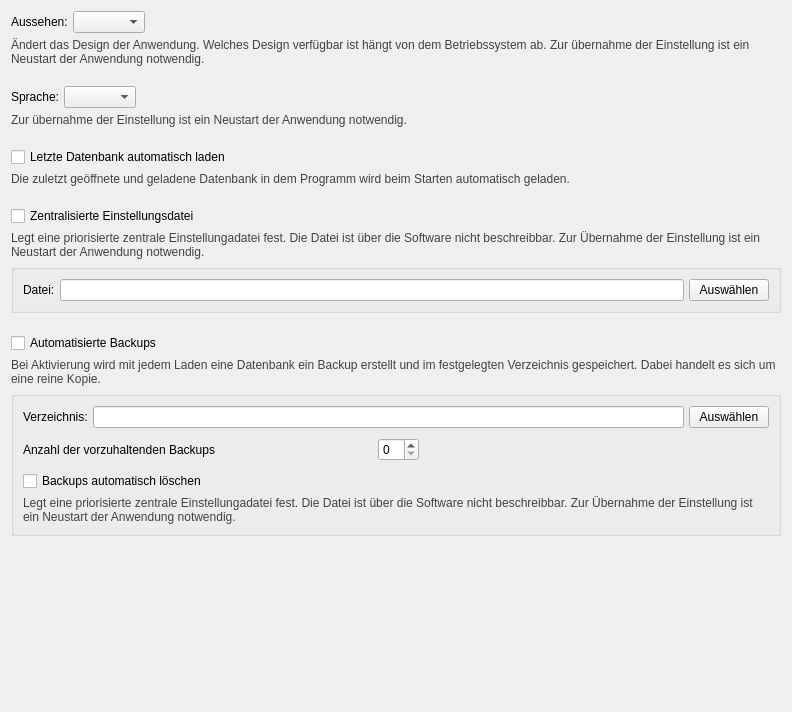
Christian-Kr/QualificationMatrix, file ui/qmgeneralsettingswidget.ui: the form before one commit.
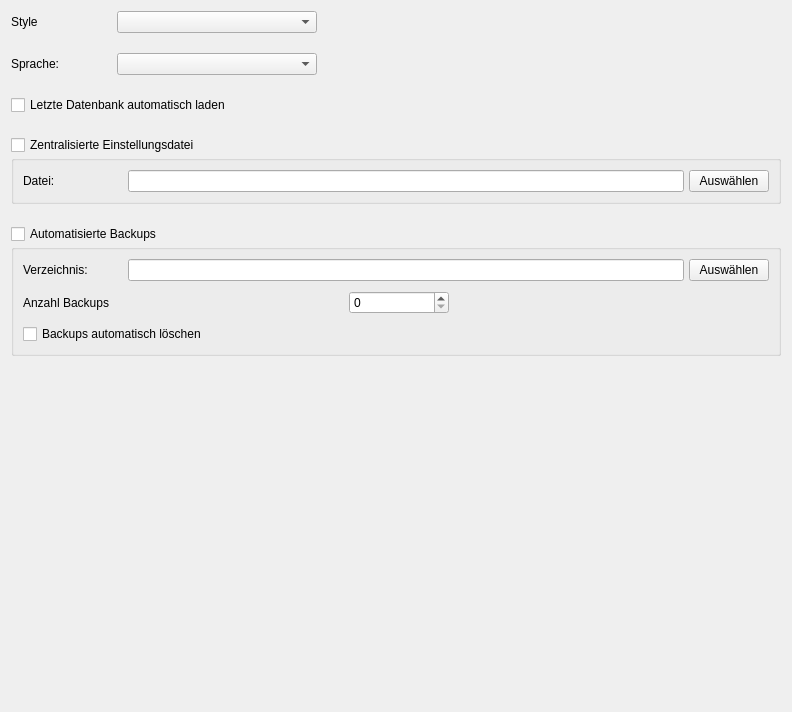
The form after the commit.

Commit message: Update settings widget formats

What changed in the file:
```diff
--- a/ui/qmgeneralsettingswidget.ui
+++ b/ui/qmgeneralsettingswidget.ui
@@ -14,247 +14,23 @@
    <string>Form</string>
   </property>
   <layout class="QGridLayout" name="gridLayout_2">
+   <property name="horizontalSpacing">
+    <number>-1</number>
+   </property>
    <property name="verticalSpacing">
     <number>20</number>
    </property>
-   <item row="0" column="0">
-    <layout class="QVBoxLayout" name="verticalLayout">
-     <property name="spacing">
-      <number>5</number>
+   <item row="4" column="0" colspan="2">
+    <widget class="QCheckBox" name="cbLoadLastDatabase">
+     <property name="text">
+      <string>Letzte Datenbank automatisch laden</string>
      </property>
-     <item>
-      <layout class="QHBoxLayout" name="horizontalLayout_15">
-       <property name="spacing">
-        <number>5</number>
-       </property>
-       <item>
-        <widget class="QLabel" name="label_13">
-         <property name="sizePolicy">
-          <sizepolicy hsizetype="Preferred" vsizetype="Preferred">
-           <horstretch>0</horstretch>
-           <verstretch>0</verstretch>
-          </sizepolicy>
-         </property>
-         <property name="minimumSize">
-          <size>
-           <width>0</width>
-           <height>0</height>
-          </size>
-         </property>
-         <property name="text">
-          <string>Aussehen:</string>
-         </property>
-        </widget>
-       </item>
-       <item>
-        <widget class="QComboBox" name="cbStyle"/>
-       </item>
-       <item>
-        <spacer name="horizontalSpacer_3">
-         <property name="orientation">
-          <enum>Qt::Horizontal</enum>
-         </property>
-         <property name="sizeHint" stdset="0">
-          <size>
-           <width>40</width>
-           <height>20</height>
-          </size>
-         </property>
-        </spacer>
-       </item>
-      </layout>
-     </item>
-     <item>
-      <widget class="QLabel" name="label">
-       <property name="font">
-        <font>
-         <pointsize>9</pointsize>
-        </font>
-       </property>
-       <property name="text">
-        <string>&lt;html&gt;&lt;head/&gt;&lt;body&gt;&lt;p&gt;&lt;span style=&quot; color:#424242;&quot;&gt;Ändert das Design der Anwendung. Welches Design verfügbar ist hängt von dem Betriebssystem ab. Zur übernahme der Einstellung ist ein Neustart der Anwendung notwendig.&lt;/span&gt;&lt;/p&gt;&lt;/body&gt;&lt;/html&gt;</string>
-       </property>
-       <property name="wordWrap">
-        <bool>true</bool>
-       </property>
-      </widget>
-     </item>
-    </layout>
+    </widget>
    </item>
-   <item row="1" column="0">
-    <layout class="QVBoxLayout" name="verticalLayout_3">
-     <property name="spacing">
-      <number>5</number>
-     </property>
-     <item>
-      <layout class="QHBoxLayout" name="horizontalLayout_14">
-       <property name="spacing">
-        <number>5</number>
-       </property>
-       <item>
-        <widget class="QLabel" name="label_12">
-         <property name="sizePolicy">
-          <sizepolicy hsizetype="Preferred" vsizetype="Preferred">
-           <horstretch>0</horstretch>
-           <verstretch>0</verstretch>
-          </sizepolicy>
-         </property>
-         <property name="minimumSize">
-          <size>
-           <width>0</width>
-           <height>0</height>
-          </size>
-         </property>
-         <property name="text">
-          <string>Sprache:</string>
-         </property>
-        </widget>
-       </item>
-       <item>
-        <widget class="QComboBox" name="cbLanguage"/>
-       </item>
-       <item>
-        <spacer name="horizontalSpacer">
-         <property name="orientation">
-          <enum>Qt::Horizontal</enum>
-         </property>
-         <property name="sizeHint" stdset="0">
-          <size>
-           <width>40</width>
-           <height>20</height>
-          </size>
-         </property>
-        </spacer>
-       </item>
-      </layout>
-     </item>
-     <item>
-      <widget class="QLabel" name="label_6">
-       <property name="font">
-        <font>
-         <pointsize>9</pointsize>
-        </font>
-       </property>
-       <property name="text">
-        <string>&lt;html&gt;&lt;head/&gt;&lt;body&gt;&lt;p&gt;&lt;span style=&quot; color:#424242;&quot;&gt;Zur übernahme der Einstellung ist ein Neustart der Anwendung notwendig.&lt;/span&gt;&lt;/p&gt;&lt;/body&gt;&lt;/html&gt;</string>
-       </property>
-       <property name="wordWrap">
-        <bool>true</bool>
-       </property>
-      </widget>
-     </item>
-    </layout>
-   </item>
-   <item row="2" column="0">
-    <layout class="QVBoxLayout" name="verticalLayout_2">
-     <property name="spacing">
-      <number>5</number>
-     </property>
-     <item>
-      <widget class="QCheckBox" name="cbLoadLastDatabase">
-       <property name="text">
-        <string>Letzte Datenbank automatisch laden</string>
-       </property>
-      </widget>
-     </item>
-     <item>
-      <widget class="QLabel" name="label_5">
-       <property name="font">
-        <font>
-         <pointsize>9</pointsize>
-        </font>
-       </property>
-       <property name="text">
-        <string>&lt;html&gt;&lt;head/&gt;&lt;body&gt;&lt;p&gt;&lt;span style=&quot; color:#424242;&quot;&gt;Die zuletzt geöffnete und geladene Datenbank in dem Programm wird beim Starten automatisch geladen.&lt;/span&gt;&lt;/p&gt;&lt;/body&gt;&lt;/html&gt;</string>
-       </property>
-       <property name="wordWrap">
-        <bool>true</bool>
-       </property>
-      </widget>
-     </item>
-    </layout>
-   </item>
-   <item row="3" column="0">
-    <layout class="QVBoxLayout" name="verticalLayout_4">
-     <property name="spacing">
-      <number>5</number>
-     </property>
-     <item>
-      <widget class="QCheckBox" name="cbCentralizedSettings">
-       <property name="text">
-        <string>Zentralisierte Einstellungsdatei</string>
-       </property>
-      </widget>
-     </item>
-     <item>
-      <widget class="QLabel" name="label_7">
-       <property name="font">
-        <font>
-         <pointsize>9</pointsize>
-        </font>
-       </property>
-       <property name="text">
-        <string>&lt;html&gt;&lt;head/&gt;&lt;body&gt;&lt;p&gt;&lt;span style=&quot; color:#424242;&quot;&gt;Legt eine priorisierte zentrale Einstellungadatei fest. Die Datei ist über die Software nicht beschreibbar. Zur Übernahme der Einstellung ist ein Neustart der Anwendung notwendig.&lt;/span&gt;&lt;/p&gt;&lt;/body&gt;&lt;/html&gt;</string>
-       </property>
-       <property name="wordWrap">
-        <bool>true</bool>
-       </property>
-      </widget>
-     </item>
-     <item>
-      <widget class="QGroupBox" name="gbCentralizedSettings">
-       <property name="checkable">
-        <bool>false</bool>
-       </property>
-       <layout class="QGridLayout" name="gridLayout_5">
-        <property name="verticalSpacing">
-         <number>10</number>
-        </property>
-        <item row="0" column="0">
-         <layout class="QHBoxLayout" name="horizontalLayout_5">
-          <property name="spacing">
-           <number>5</number>
-          </property>
-          <item>
-           <widget class="QLabel" name="label_4">
-            <property name="sizePolicy">
-             <sizepolicy hsizetype="Preferred" vsizetype="Preferred">
-              <horstretch>0</horstretch>
-              <verstretch>0</verstretch>
-             </sizepolicy>
-            </property>
-            <property name="minimumSize">
-             <size>
-              <width>0</width>
-              <height>0</height>
-             </size>
-            </property>
-            <property name="text">
-             <string>Datei:</string>
-            </property>
-           </widget>
-          </item>
-          <item>
-           <widget class="QLineEdit" name="leCentralizedSettingsFile"/>
-          </item>
-          <item>
-           <widget class="QPushButton" name="pbChooseCentralizedSettingsFile">
-            <property name="text">
-             <string>Auswählen</string>
-            </property>
-           </widget>
-          </item>
-         </layout>
-        </item>
-       </layout>
-      </widget>
-     </item>
-    </layout>
-   </item>
-   <item row="4" column="0">
+   <item row="6" column="0" colspan="4">
     <layout class="QVBoxLayout" name="verticalLayout_5">
      <property name="spacing">
-      <number>5</number>
+      <number>0</number>
      </property>
      <item>
       <widget class="QCheckBox" name="cbAutoBackup">
@@ -263,27 +39,6 @@
        </property>
       </widget>
      </item>
-     <item>
-      <widget class="QLabel" name="label_8">
-       <property name="sizePolicy">
-        <sizepolicy hsizetype="Preferred" vsizetype="Preferred">
-         <horstretch>0</horstretch>
-         <verstretch>0</verstretch>
-        </sizepolicy>
-       </property>
-       <property name="font">
-        <font>
-         <pointsize>9</pointsize>
-        </font>
-       </property>
-       <property name="text">
-        <string>&lt;html&gt;&lt;head/&gt;&lt;body&gt;&lt;p&gt;&lt;span style=&quot; color:#424242;&quot;&gt;Bei Aktivierung wird mit jedem Laden eine Datenbank ein Backup erstellt und im festgelegten Verzeichnis gespeichert. Dabei handelt es sich um eine reine Kopie.&lt;/span&gt;&lt;/p&gt;&lt;/body&gt;&lt;/html&gt;</string>
-       </property>
-       <property name="wordWrap">
-        <bool>true</bool>
-       </property>
-      </widget>
-     </item>
      <item>
       <widget class="QGroupBox" name="gbAutoBackup">
        <property name="checkable">
@@ -305,21 +60,6 @@
             </property>
            </widget>
           </item>
-          <item>
-           <widget class="QLabel" name="label_9">
-            <property name="font">
-             <font>
-              <pointsize>9</pointsize>
-             </font>
-            </property>
-            <property name="text">
-             <string>&lt;html&gt;&lt;head/&gt;&lt;body&gt;&lt;p&gt;&lt;span style=&quot; color:#424242;&quot;&gt;Legt eine priorisierte zentrale Einstellungadatei fest. Die Datei ist über die Software nicht beschreibbar. Zur Übernahme der Einstellung ist ein Neustart der Anwendung notwendig.&lt;/span&gt;&lt;/p&gt;&lt;/body&gt;&lt;/html&gt;</string>
-            </property>
-            <property name="wordWrap">
-             <bool>true</bool>
-            </property>
-           </widget>
-          </item>
          </layout>
         </item>
         <item row="0" column="0" colspan="2">
@@ -337,7 +77,7 @@
             </property>
             <property name="minimumSize">
              <size>
-              <width>0</width>
+              <width>100</width>
               <height>0</height>
              </size>
             </property>
@@ -371,13 +111,26 @@
               <verstretch>0</verstretch>
              </sizepolicy>
             </property>
+            <property name="minimumSize">
+             <size>
+              <width>200</width>
+              <height>0</height>
+             </size>
+            </property>
             <property name="text">
-             <string>Anzahl der vorzuhaltenden Backups</string>
+             <string>Anzahl Backups</string>
             </property>
            </widget>
           </item>
           <item>
-           <widget class="QSpinBox" name="spBackupCount"/>
+           <widget class="QSpinBox" name="spBackupCount">
+            <property name="minimumSize">
+             <size>
+              <width>100</width>
+              <height>0</height>
+             </size>
+            </property>
+           </widget>
           </item>
           <item>
            <spacer name="horizontalSpacer_2">
@@ -399,7 +152,153 @@
      </item>
     </layout>
    </item>
-   <item row="5" column="0">
+   <item row="2" column="0">
+    <widget class="QLabel" name="label_13">
+     <property name="sizePolicy">
+      <sizepolicy hsizetype="Preferred" vsizetype="Preferred">
+       <horstretch>0</horstretch>
+       <verstretch>0</verstretch>
+      </sizepolicy>
+     </property>
+     <property name="minimumSize">
+      <size>
+       <width>100</width>
+       <height>0</height>
+      </size>
+     </property>
+     <property name="text">
+      <string>Style</string>
+     </property>
+    </widget>
+   </item>
+   <item row="3" column="0">
+    <widget class="QLabel" name="label_12">
+     <property name="sizePolicy">
+      <sizepolicy hsizetype="Preferred" vsizetype="Preferred">
+       <horstretch>0</horstretch>
+       <verstretch>0</verstretch>
+      </sizepolicy>
+     </property>
+     <property name="minimumSize">
+      <size>
+       <width>100</width>
+       <height>0</height>
+      </size>
+     </property>
+     <property name="text">
+      <string>Sprache:</string>
+     </property>
+    </widget>
+   </item>
+   <item row="2" column="1">
+    <widget class="QComboBox" name="cbStyle">
+     <property name="minimumSize">
+      <size>
+       <width>200</width>
+       <height>0</height>
+      </size>
+     </property>
+    </widget>
+   </item>
+   <item row="3" column="1">
+    <widget class="QComboBox" name="cbLanguage">
+     <property name="minimumSize">
+      <size>
+       <width>200</width>
+       <height>0</height>
+      </size>
+     </property>
+    </widget>
+   </item>
+   <item row="5" column="0" colspan="4">
+    <layout class="QVBoxLayout" name="verticalLayout">
+     <property name="spacing">
+      <number>0</number>
+     </property>
+     <item>
+      <widget class="QCheckBox" name="cbCentralizedSettings">
+       <property name="text">
+        <string>Zentralisierte Einstellungsdatei</string>
+       </property>
+      </widget>
+     </item>
+     <item>
+      <widget class="QGroupBox" name="gbCentralizedSettings">
+       <property name="checkable">
+        <bool>false</bool>
+       </property>
+       <layout class="QGridLayout" name="gridLayout_5">
+        <property name="verticalSpacing">
+         <number>10</number>
+        </property>
+        <item row="0" column="0">
+         <layout class="QHBoxLayout" name="horizontalLayout_5">
+          <property name="spacing">
+           <number>5</number>
+          </property>
+          <item>
+           <widget class="QLabel" name="label_4">
+            <property name="sizePolicy">
+             <sizepolicy hsizetype="Preferred" vsizetype="Preferred">
+              <horstretch>0</horstretch>
+              <verstretch>0</verstretch>
+             </sizepolicy>
+            </property>
+            <property name="minimumSize">
+             <size>
+              <width>100</width>
+              <height>0</height>
+             </size>
+            </property>
+            <property name="text">
+             <string>Datei:</string>
+            </property>
+           </widget>
+          </item>
+          <item>
+           <widget class="QLineEdit" name="leCentralizedSettingsFile"/>
+          </item>
+          <item>
+           <widget class="QPushButton" name="pbChooseCentralizedSettingsFile">
+            <property name="text">
+             <string>Auswählen</string>
+            </property>
+           </widget>
+          </item>
+         </layout>
+        </item>
+       </layout>
+      </widget>
+     </item>
+    </layout>
+   </item>
+   <item row="2" column="2">
+    <spacer name="horizontalSpacer">
+     <property name="orientation">
+      <enum>Qt::Horizontal</enum>
+     </property>
+     <property name="sizeHint" stdset="0">
+      <size>
+       <width>451</width>
+       <height>20</height>
+      </size>
+     </property>
+    </spacer>
+   </item>
+   <item row="3" column="2">
+    <spacer name="horizontalSpacer_3">
+     <property name="orientation">
+      <enum>Qt::Horizontal</enum>
+     </property>
+     <property name="sizeHint" stdset="0">
+      <size>
+       <width>15</width>
+       <height>20</height>
+      </size>
+     </property>
+    </spacer>
+   </item>
+   <item row="7" column="0" colspan="3">
     <spacer name="verticalSpacer">
      <property name="orientation">
       <enum>Qt::Vertical</enum>
```
The commit also changes 2 other files.
